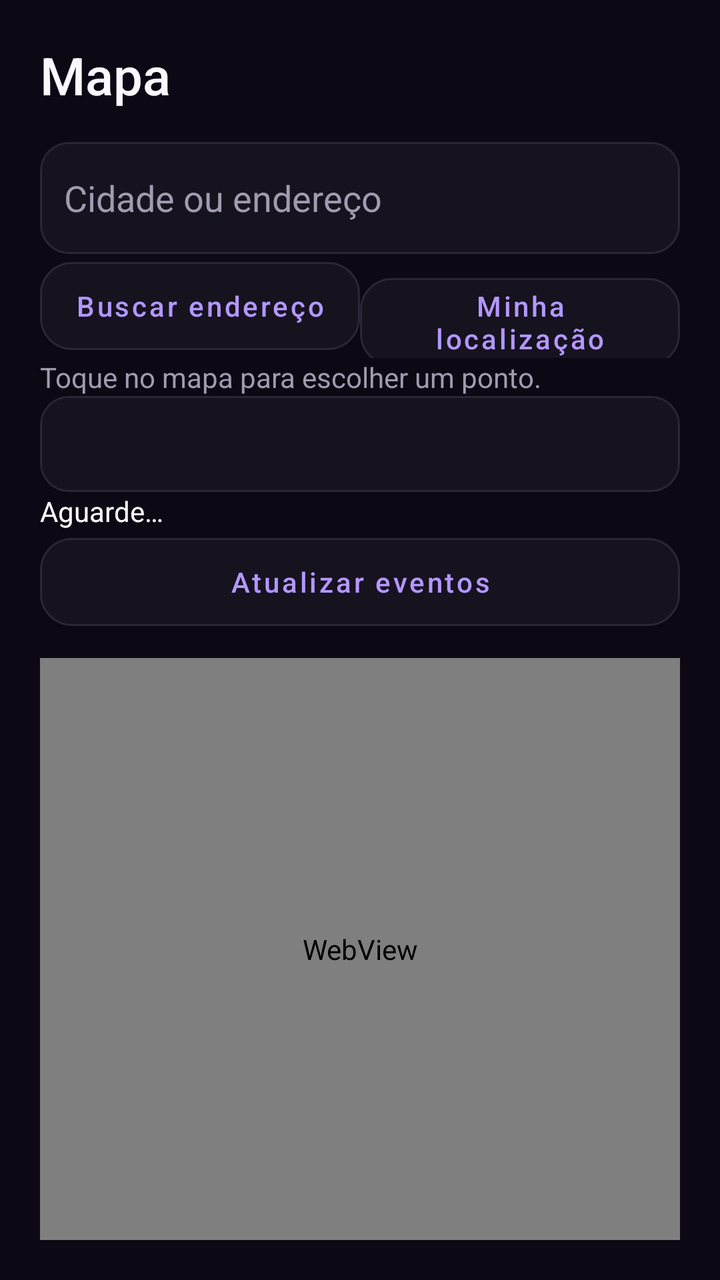
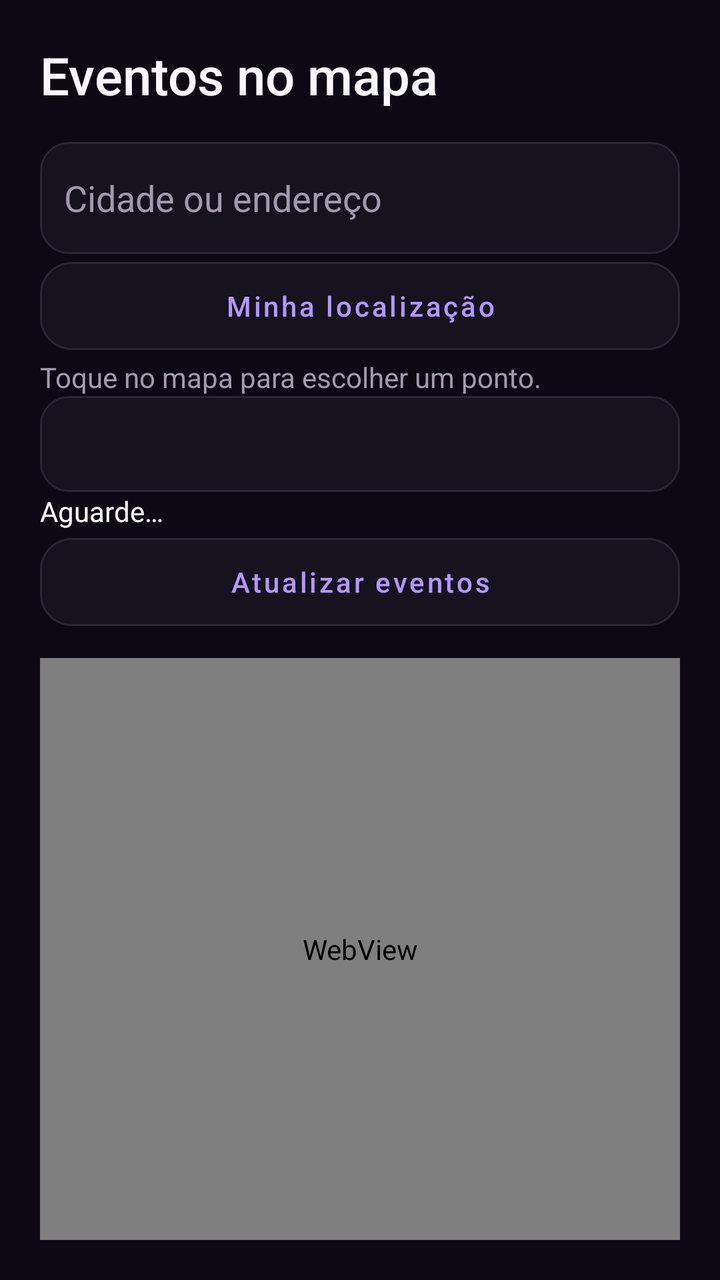

Before-and-after screenshots of an Android layout around one commit, followed by the original layout XML and the change that was made.
<!-- AndroidManifest.xml: application theme Theme.Perto -->
<!-- res/layout/fragment_mapa.xml -->
<?xml version="1.0" encoding="utf-8"?>
<LinearLayout xmlns:android="http://schemas.android.com/apk/res/android"
    android:layout_width="match_parent" android:layout_height="match_parent" android:orientation="vertical"
    android:background="@color/perto_background" android:padding="20dp">
    <TextView android:layout_width="match_parent" android:layout_height="wrap_content" android:text="@string/menu_mapa"
        android:textSize="26sp" android:fontFamily="sans-serif-medium" android:textColor="@color/perto_text" android:layout_marginBottom="16dp" />
    <EditText android:id="@+id/et_endereco" android:layout_width="match_parent" android:layout_height="56dp"
        android:background="@drawable/perto_input" android:paddingHorizontal="12dp" android:inputType="textPostalAddress"
        android:maxLength="300" android:hint="@string/map_address" android:textColor="@color/white" android:textColorHint="@color/perto_muted" />
    <LinearLayout android:layout_width="match_parent" android:layout_height="wrap_content" android:orientation="horizontal">
        <Button android:id="@+id/btn_buscar" style="@style/Widget.Perto.Button.Secondary" android:layout_width="0dp" android:layout_weight="1" android:layout_height="wrap_content" android:text="@string/map_find_address" />
        <Button android:id="@+id/btn_localizacao" style="@style/Widget.Perto.Button.Secondary" android:layout_width="0dp" android:layout_weight="1" android:layout_height="wrap_content" android:text="@string/map_my_location" />
    </LinearLayout>
    <TextView android:id="@+id/tv_localizacao" android:layout_width="match_parent" android:layout_height="wrap_content"
        android:text="@string/map_pick_hint" android:textColor="@color/perto_muted" android:accessibilityLiveRegion="polite" />
    <Spinner android:id="@+id/sp_raio" android:layout_width="match_parent" android:layout_height="wrap_content"
        android:minHeight="48dp" android:padding="0dp" android:background="@drawable/perto_input" android:contentDescription="@string/map_radius" />
    <TextView android:id="@+id/tv_status" android:layout_width="match_parent" android:layout_height="wrap_content"
        android:text="@string/loading" android:textColor="@color/white" android:accessibilityLiveRegion="polite" />
    <LinearLayout android:layout_width="match_parent" android:layout_height="wrap_content" android:orientation="horizontal">
        <Button android:id="@+id/btn_atualizar" style="@style/Widget.Perto.Button.Secondary" android:layout_width="0dp" android:layout_weight="1" android:layout_height="wrap_content" android:text="@string/event_refresh" />
        <Button android:id="@+id/btn_mais" style="@style/Widget.Perto.Button.Secondary" android:layout_width="0dp" android:layout_weight="1" android:layout_height="wrap_content" android:text="@string/filter_more" android:visibility="gone" />
    </LinearLayout>
    <WebView android:layout_marginTop="12dp" android:background="@drawable/perto_surface" android:clipToOutline="true" android:id="@+id/web_mapa" android:layout_width="match_parent" android:layout_height="0dp" android:layout_weight="1" />
</LinearLayout>
<!-- resources referenced by this layout -->
<resources>
  <color name="perto_background">#0C0914</color>
  <color name="perto_muted">#A39AAF</color>
  <color name="perto_text">#FAF8FF</color>
  <color name="white">#FFFFFFFF</color>
  <!-- drawable perto_input (drawable) -->
  <selector xmlns:android="http://schemas.android.com/apk/res/android">
   <item android:state_focused="true"><shape><solid android:color="@color/perto_surface"/><corners android:radius="14dp"/><stroke android:width="1dp" android:color="@color/perto_accent"/></shape></item>
   <item><shape><solid android:color="@color/perto_surface"/><corners android:radius="14dp"/><stroke android:width="1dp" android:color="@color/perto_border"/></shape></item>
  </selector>
  <!-- drawable perto_surface (drawable) -->
  <shape xmlns:android="http://schemas.android.com/apk/res/android" android:shape="rectangle">
   <solid android:color="@color/perto_surface" /><corners android:radius="20dp" /><stroke android:width="1dp" android:color="@color/perto_border" />
  </shape>
  <string name="event_refresh">Atualizar eventos</string>
  <string name="filter_more">Carregar mais</string>
  <string name="loading">Aguarde…</string>
  <string name="map_address">Cidade ou endereço</string>
  <string name="map_find_address">Buscar endereço</string>
  <string name="map_my_location">Minha localização</string>
  <string name="map_pick_hint">Toque no mapa para escolher um ponto.</string>
  <string name="map_radius">Raio de distância</string>
  <string name="menu_mapa">Mapa</string>
  <style name="Widget.Perto.Button.Secondary" parent="Widget.Perto.Button">
          <item name="backgroundTint">@color/perto_surface</item>
          <item name="android:textColor">@color/perto_accent</item>
          <item name="strokeColor">@color/perto_border</item>
          <item name="strokeWidth">1dp</item>
      </style>
  <style name="Theme.Perto" parent="Theme.MaterialComponents.DayNight.NoActionBar">
          
          <item name="colorPrimary">@color/purple_500</item>
          <item name="colorPrimaryVariant">@color/purple_700</item>
          <item name="colorOnPrimary">@color/white</item>
          
          <item name="colorSecondary">@color/teal_200</item>
          <item name="colorSecondaryVariant">@color/teal_700</item>
          <item name="colorOnSecondary">@color/black</item>
          
          <item name="android:statusBarColor">?attr/colorPrimaryVariant</item>
          
      </style>
  <color name="perto_surface">#16121E</color>
  <color name="perto_accent">#B397FF</color>
  <color name="perto_border">#2B2536</color>
  <style name="Widget.Perto.Button" parent="Widget.MaterialComponents.Button">
          <item name="cornerRadius">16dp</item>
          <item name="backgroundTint">@color/perto_accent</item>
          <item name="android:textColor">@color/perto_background</item>
          <item name="android:textAllCaps">false</item>
          <item name="android:textSize">14sp</item>
          <item name="android:fontFamily">sans-serif-medium</item>
          <item name="android:minHeight">52dp</item>
          <item name="android:insetTop">4dp</item>
          <item name="android:insetBottom">4dp</item>
          <item name="elevation">0dp</item>
      </style>
  <color name="purple_500">#FF6200EE</color>
  <color name="purple_700">#FF3700B3</color>
  <color name="teal_200">#FF03DAC5</color>
  <color name="teal_700">#FF018786</color>
  <color name="black">#FF000000</color>
</resources>

<!-- the commit's change to res/layout/fragment_mapa.xml (unified diff, before → after) -->
@@ -2,13 +2,12 @@
 <LinearLayout xmlns:android="http://schemas.android.com/apk/res/android"
     android:layout_width="match_parent" android:layout_height="match_parent" android:orientation="vertical"
     android:background="@color/perto_background" android:padding="20dp">
-    <TextView android:layout_width="match_parent" android:layout_height="wrap_content" android:text="@string/menu_mapa"
+    <TextView android:layout_width="match_parent" android:layout_height="wrap_content" android:text="@string/map_events_title"
         android:textSize="26sp" android:fontFamily="sans-serif-medium" android:textColor="@color/perto_text" android:layout_marginBottom="16dp" />
     <EditText android:id="@+id/et_endereco" android:layout_width="match_parent" android:layout_height="56dp"
         android:background="@drawable/perto_input" android:paddingHorizontal="12dp" android:inputType="textPostalAddress"
-        android:maxLength="300" android:hint="@string/map_address" android:textColor="@color/white" android:textColorHint="@color/perto_muted" />
+        android:singleLine="true" android:imeOptions="actionSearch" android:maxLength="300" android:hint="@string/map_address" android:textColor="@color/white" android:textColorHint="@color/perto_muted" />
     <LinearLayout android:layout_width="match_parent" android:layout_height="wrap_content" android:orientation="horizontal">
-        <Button android:id="@+id/btn_buscar" style="@style/Widget.Perto.Button.Secondary" android:layout_width="0dp" android:layout_weight="1" android:layout_height="wrap_content" android:text="@string/map_find_address" />
         <Button android:id="@+id/btn_localizacao" style="@style/Widget.Perto.Button.Secondary" android:layout_width="0dp" android:layout_weight="1" android:layout_height="wrap_content" android:text="@string/map_my_location" />
     </LinearLayout>
     <TextView android:id="@+id/tv_localizacao" android:layout_width="match_parent" android:layout_height="wrap_content"
<!-- resource entries referenced after the edit -->
@@ -17,11 +17,10 @@
   <string name="filter_more">Carregar mais</string>
   <string name="loading">Aguarde…</string>
   <string name="map_address">Cidade ou endereço</string>
-  <string name="map_find_address">Buscar endereço</string>
+  <string name="map_events_title">Eventos no mapa</string>
   <string name="map_my_location">Minha localização</string>
   <string name="map_pick_hint">Toque no mapa para escolher um ponto.</string>
   <string name="map_radius">Raio de distância</string>
-  <string name="menu_mapa">Mapa</string>
   <style name="Widget.Perto.Button.Secondary" parent="Widget.Perto.Button">
           <item name="backgroundTint">@color/perto_surface</item>
           <item name="android:textColor">@color/perto_accent</item>
